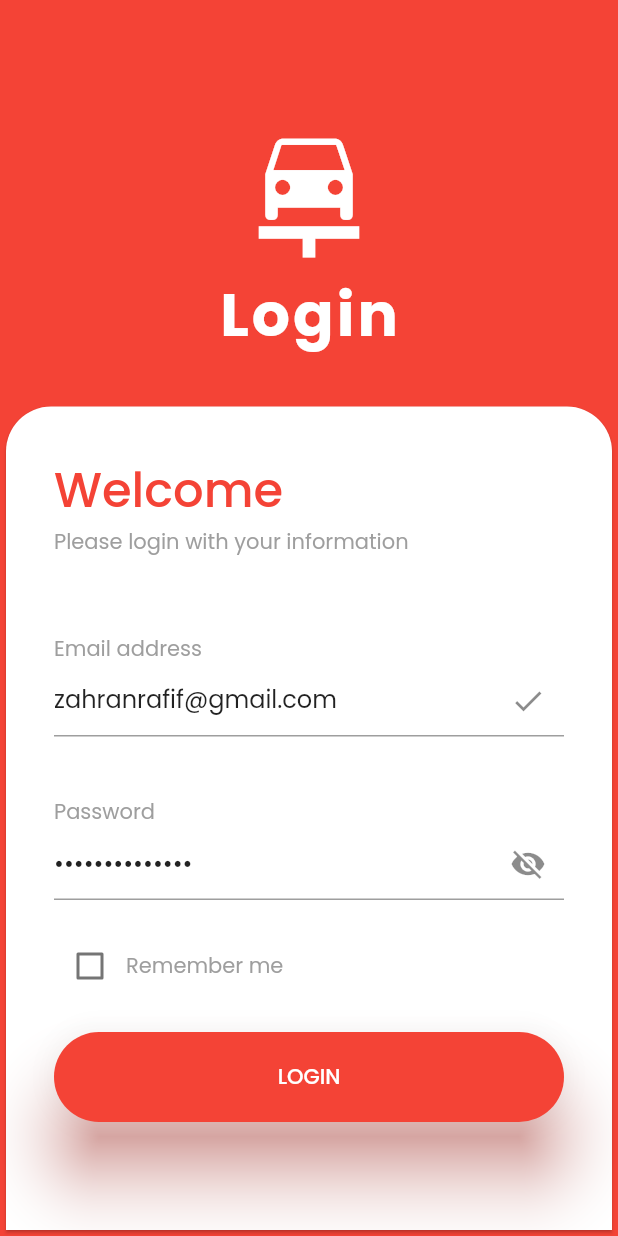
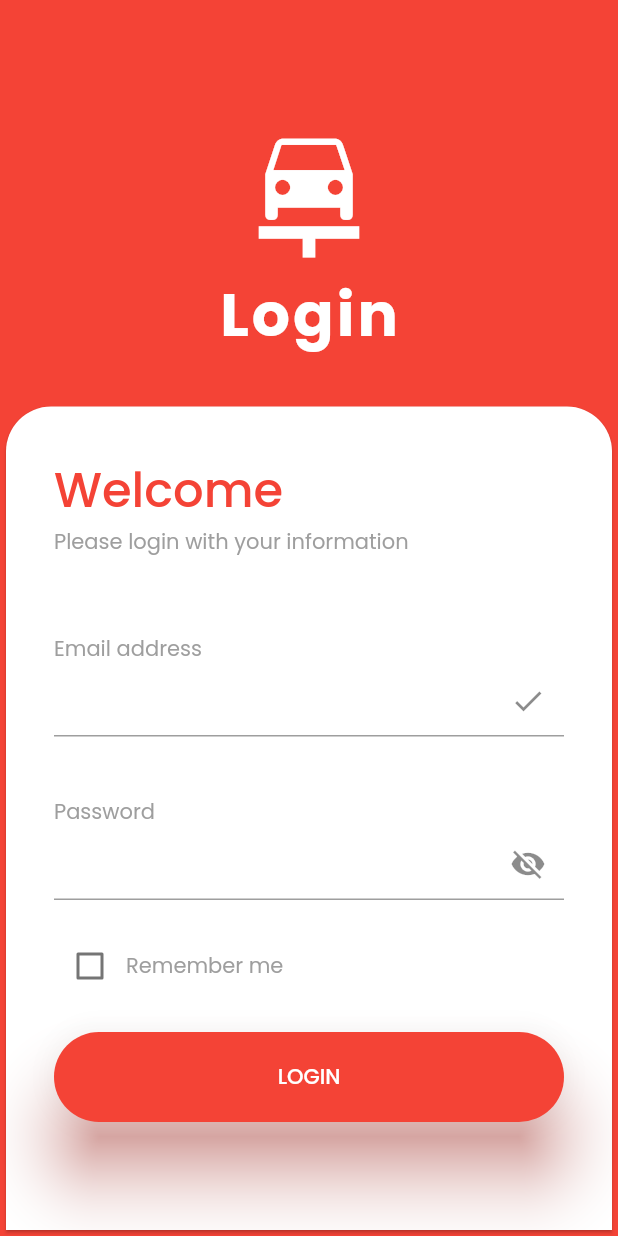
Before and after one commit to AgentGalon/Mini-Project_Zahran-Rafif-Zuhayr, a Flutter app: the screen it shows after launch, on a phone screen of 412 x 824 dp. Run offline on Flutter 3.47's test engine with Material 2 defaults, Android fonts, the phone set to English and light mode, and no system bars; our stand-ins replace email_validator, google_fonts, google_nav_bar, shared_preferences.

```diff
--- a/lib/screens/home_screen.dart
+++ b/lib/screens/home_screen.dart
@@ -127,7 +127,6 @@ class _HomeScreenState extends State<HomeScreen> {
                         filled: true,
                         fillColor: Colors.white,
                         border: OutlineInputBorder(
-                          // Menambahkan border
                           borderRadius: BorderRadius.circular(10),
                           borderSide: const BorderSide(
                             color: Colors.grey,
--- a/lib/screens/login_screen.dart
+++ b/lib/screens/login_screen.dart
@@ -12,10 +12,8 @@ class LoginPage extends StatefulWidget {
 }
 
 class _LoginPageState extends State<LoginPage> {
-  TextEditingController emailController =
-      TextEditingController(text: "zahranrafif@gmail.com");
-  TextEditingController passwordController =
-      TextEditingController(text: "passwordnya123");
+  TextEditingController emailController = TextEditingController();
+  TextEditingController passwordController = TextEditingController();
   bool rememberUser = false;
   bool isLoading = false;
   late Color myColor;
--- a/lib/widgets/featured_packages_card.dart
+++ b/lib/widgets/featured_packages_card.dart
@@ -173,7 +173,7 @@ class _RecomendCardState extends State<RecomendCard> {
                         package["service"],
                         style: const TextStyle(
                           fontWeight: FontWeight.bold,
-                          fontSize: 18,
+                          fontSize: 16,
                         ),
                       ),
                       Row(
@@ -183,7 +183,7 @@ class _RecomendCardState extends State<RecomendCard> {
                             package["type"],
                             style: const TextStyle(
                               fontWeight: FontWeight.normal,
-                              fontSize: 15,
+                              fontSize: 14,
                             ),
                           ),
                         ],
```
Also changed, not shown: lib/screens/edit_profile_screen.dart (+11 -0 lines).
